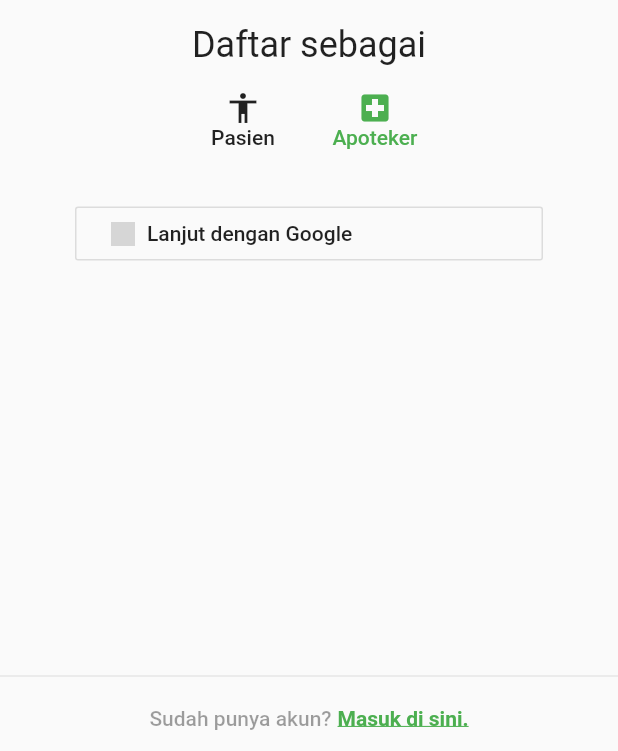
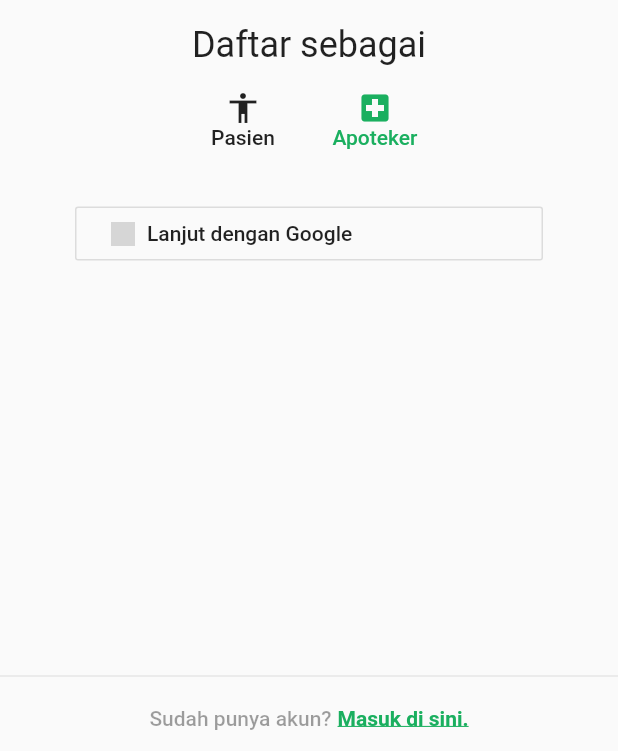
Before and after one commit to albertusdev/tuberculos-app, a Flutter app: the screen it shows after launch, after a tap on "Belum punya akun?", on a phone screen of 412 x 824 dp. Shown: the part 482-1233 px from the top of the screen. Run offline on Flutter 3.47's test engine with Material 2 defaults, Android fonts, the phone set to English and light mode, and no system bars; our stand-ins replace cloud_firestore, firebase_auth, firebase_storage, flutter_redux, google_sign_in, image_picker and 2 more; accounts and stored records are empty; grey boxes are pictures that could not be loaded.

Commit message:
Add primarySwatch and complete Pasien verification functionality

```diff
--- a/lib/main.dart
+++ b/lib/main.dart
@@ -1,32 +1,44 @@
 import "package:flutter/material.dart";
 import "package:flutter/services.dart";
-
-import "package:tuberculos/screens/splash_screen.dart";
 import "package:tuberculos/screens/login_screen.dart";
 import "package:tuberculos/screens/register_screen/register_screen.dart";
-import "package:tuberculos/screens/pasien_screens/pasien_home_screen.dart";
-import "package:tuberculos/screens/apoteker_screens/apoteker_home_screen.dart";
+import "package:tuberculos/screens/splash_screen.dart";
 
 import "routes.dart";
+
+final Color backgroundColor = new Color(0xFFEEEEEF);
+final Color greenColor = new Color(0xFF008E49);
+final Color disabledColor = new Color(0xFFE9E9Ea);
 
 class MyApp extends StatelessWidget {
   @override
   Widget build(BuildContext context) {
-    return  MaterialApp(
+    return MaterialApp(
       title: "TuberculosApp",
-      home:  SplashScreen(),
+      home: SplashScreen(),
       theme: new ThemeData(
-        primaryColor: Colors.green,
-        accentColor: Colors.green,
-        iconTheme: const IconThemeData(color: Colors.green),
+        backgroundColor: backgroundColor,
+        buttonColor: new Color(0xFF6dc78f),
+        primarySwatch: new MaterialColor(0xFF008E49, {
+          50: new Color(0xFFe5f5eb),
+          100: new Color(0xFFc1e6ce),
+          200: new Color(0xFF99d6ae),
+          300: new Color(0xFF6dc78f),
+          400: new Color(0xFF49bb77),
+          500: new Color(0xFF1aaf5f),
+          600: new Color(0xFF10a056),
+          700: new Color(0xFF008e49),
+          800: new Color(0xFF007D3E),
+          900: new Color(0xFF005E2A),
+        }),
       ),
       routes: <String, WidgetBuilder>{
         (Routes.loginScreen.toString()): (BuildContext context) =>
-             LoginScreen(),
+            LoginScreen(),
         Routes.splashScreen.toString(): (BuildContext context) =>
-             SplashScreen(),
+            SplashScreen(),
         Routes.registerScreen.toString(): (BuildContext context) =>
-             RegisterScreen(),
+            RegisterScreen(),
       },
     );
   }
--- a/lib/models/apoteker.dart
+++ b/lib/models/apoteker.dart
@@ -1,9 +1,9 @@
 import "user.dart";
 
 class Apoteker extends User {
-  final String alamatApotek;
-  final String namaApotek;
-  final String sipa;
+  String alamatApotek;
+  String namaApotek;
+  String sipa;
 
   Apoteker();
 
--- a/lib/models/pasien.dart
+++ b/lib/models/pasien.dart
@@ -1,18 +1,20 @@
 import "user.dart";
 
 class Pasien extends User {
-  final String chatId;
-  final String apoteker;
-  final bool isVerified;
-  final String tuberculosStage;
+  String documentId;
+  String chatId;
+  String apoteker;
+  bool isVerified;
+  int tuberculosStage;
 
   Pasien();
 
-  Pasien.fromJson(Map<dynamic, dynamic> json)
+  Pasien.fromJson(Map<dynamic, dynamic> json, [String documentId])
       : chatId = json["chatId"],
         apoteker = json["apoteker"],
         isVerified = json["isVerified"],
         tuberculosStage = json["tuberculosStage"],
+        this.documentId = documentId,
         super.fromJson(json);
 
   @override
--- a/lib/models/user.dart
+++ b/lib/models/user.dart
@@ -5,11 +5,11 @@ class User {
   static final String APOTEKER = "apoteker";
   static final String PASIEN = "pasien";
 
-  final String email;
-  final String displayName;
-  final String photoUrl;
-  final String role;
-  final DateTime dateTimeCreated;
+  String email;
+  String displayName;
+  String photoUrl;
+  String role;
+  DateTime dateTimeCreated;
 
   User({this.email, this.displayName, this.photoUrl, this.role});
 
--- a/lib/screens/register_screen/redux/register_screen_redux.dart
+++ b/lib/screens/register_screen/redux/register_screen_redux.dart
@@ -249,8 +249,9 @@ Future<Map<String, dynamic>> signUp(Store<RegisterState> store) async {
     fields["chatId"] = chatRef.documentID;
 
     String apotekerEmail = fields["apoteker"];
-    CollectionReference apotekerPasiensCollectionRef = getPasiensCollectionReference(apotekerEmail);
-    for (int i = 0; i < 25; ++i) await apotekerPasiensCollectionRef.add(fields);
+    DocumentReference duplicatedRef = getNestedPasienDocumentReference(
+        apotekerEmail: apotekerEmail, pasienEmail: email);
+    await duplicatedRef.setData(fields);
   }
 
   await ref.setData(fields);
--- a/lib/widgets/full_width_widget.dart
+++ b/lib/widgets/full_width_widget.dart
@@ -3,7 +3,7 @@ import 'package:flutter/material.dart';
 class FullWidthWidget extends StatelessWidget {
   Widget child;
 
-  FullWidthWidget(this.child);
+  FullWidthWidget({this.child});
 
   @override
   Widget build(BuildContext context) {
```
Also changed, not shown: lib/screens/apoteker_screens/apoteker_dashboard_screen.dart (+151 -18 lines), lib/screens/register_screen/register_screen_2.dart (+22 -21 lines), lib/services/api.dart (+35 -10 lines).
